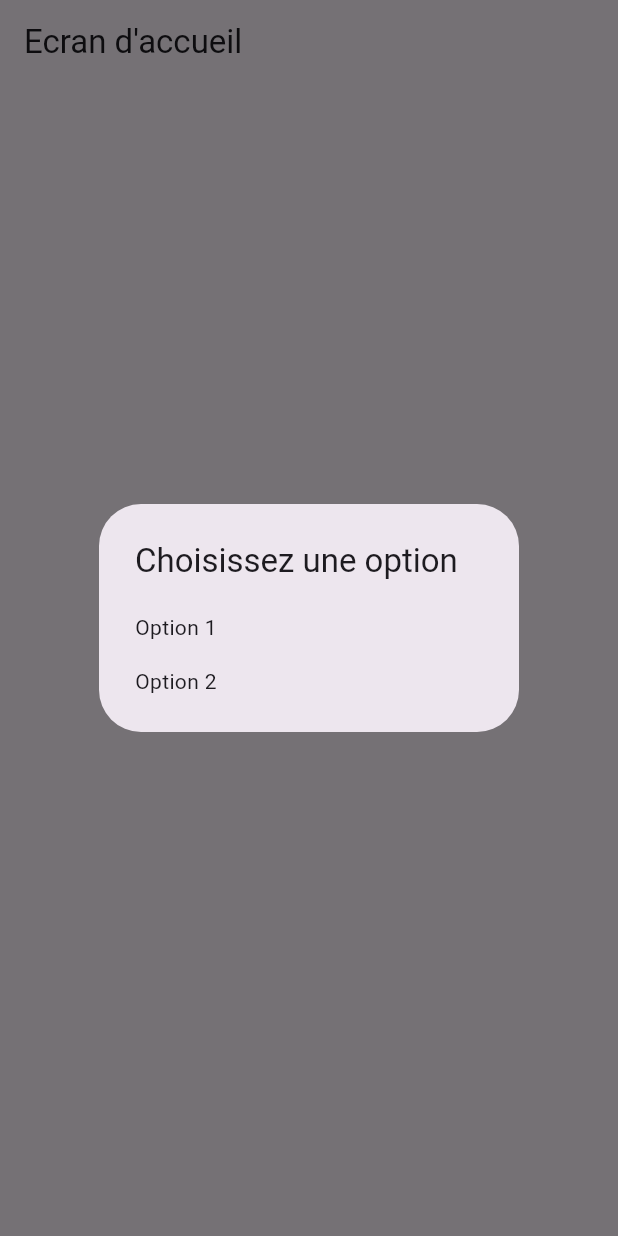
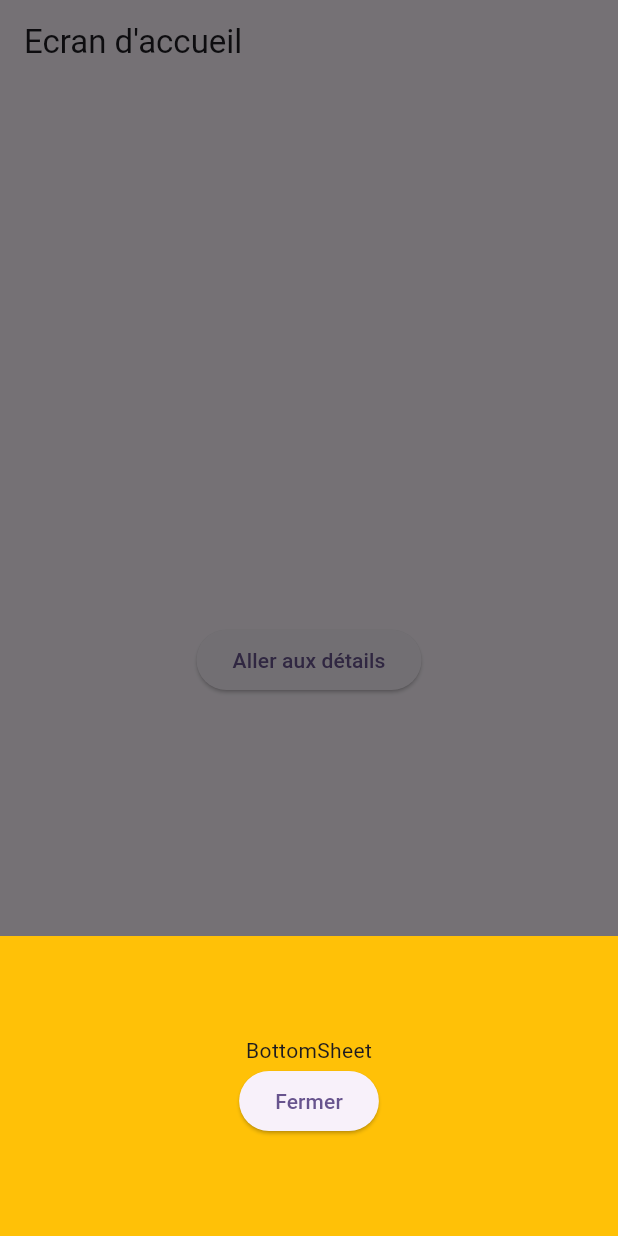
Before and after one commit to alexyvanot/flutter_navigation_manip, a Flutter app: the screen it shows after launch, after a tap on "Aller aux détails", on a phone screen of 412 x 824 dp. Run offline on Flutter 3.47's test engine with Material 3 defaults, Android fonts, the light colour scheme and no system bars.

Commit message:
Bottom Sheet

```diff
--- a/lib/page/home_screen.dart
+++ b/lib/page/home_screen.dart
@@ -12,11 +12,37 @@ class HomeScreen extends StatelessWidget {
       body: Center(
         child: ElevatedButton(
           onPressed: () async {
-            _showSimpleDialog(context);
+            _showBottomSheet(context);
           },
           child: Text("Aller aux détails"),
         ),
       ),
+    );
+  }
+
+  void _showBottomSheet(BuildContext context) {
+    showModalBottomSheet(
+      context: context,
+      builder: (context) {
+        return Container(
+          height: 200,
+          color: Colors.amber,
+          child: Center(
+            child: Column(
+              mainAxisAlignment: MainAxisAlignment.center,
+              children: [
+                Text("BottomSheet"),
+                ElevatedButton(
+                  onPressed: () {
+                    Navigator.pop(context);
+                  },
+                  child: Text("Fermer"),
+                ),
+              ],
+            ),
+          ),
+        );
+      },
     );
   }
 
```
